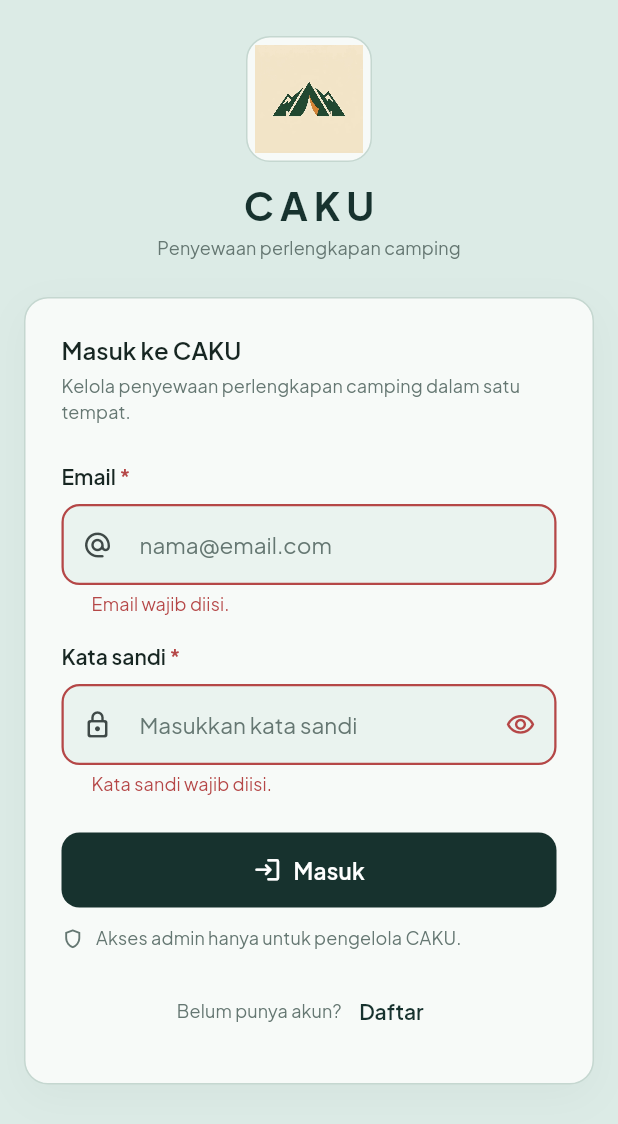
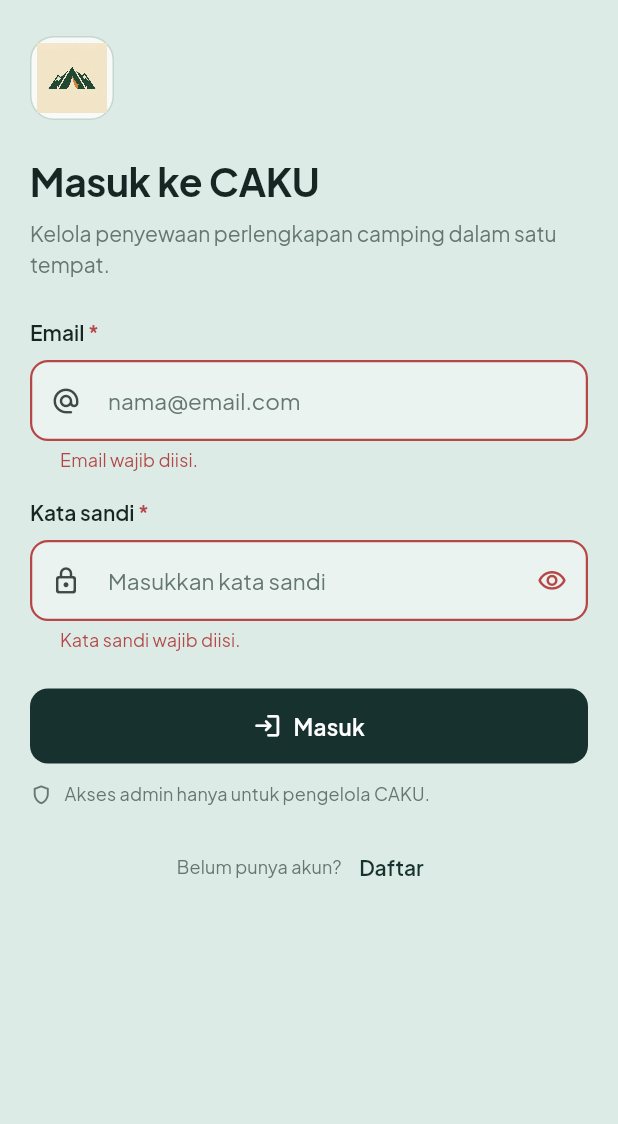
Before and after one commit to argottzz/Frontend-Caku, a Flutter app: the screen it shows after launch, after a tap on "Lewatkan", after a tap on "Masuk", on a phone screen of 412 x 824 dp. Shown: the top 1124 px of the screen. Run offline on Flutter 3.47's test engine with Material 3 defaults, Android fonts, the phone set to English and light mode, and no system bars; our stand-ins replace flutter_secure_storage, image_picker; accounts and stored records are empty.

Commit message:
feat(auth): restyle splash, onboarding, and auth screens
Flat mint splash with forest pattern, onboarding gradient retargeted to the new palette, and shared primary button replacing the local one.

```diff
--- a/lib/screens/auth/auth_shell.dart
+++ b/lib/screens/auth/auth_shell.dart
@@ -3,10 +3,12 @@ import 'package:flutter/material.dart';
 import '../../core/theme/app_colors.dart';
 import '../../core/theme/app_theme.dart';
 import '../../widgets/caku_logo.dart';
+import '../../widgets/forest_pattern.dart';
 import '../../widgets/layout.dart';
 
 /// Kerangka layar autentikasi: panel merek di layar lebar, header ringkas
-/// di ponsel.
+/// di ponsel. Form tampil langsung di atas latar bersih (tanpa kartu) agar
+/// judul dan isian menjadi fokus utama.
 class AuthShell extends StatelessWidget {
   const AuthShell({
     super.key,
@@ -50,9 +52,9 @@ class AuthShell extends StatelessWidget {
 
             return SingleChildScrollView(
               padding: const EdgeInsets.fromLTRB(
-                AppSpacing.lg,
+                AppSpacing.screen,
                 AppSpacing.xl,
-                AppSpacing.lg,
+                AppSpacing.screen,
                 AppSpacing.xxl,
               ),
               child: ResponsiveFrame(
@@ -62,7 +64,7 @@ class AuthShell extends StatelessWidget {
                   children: [
                     const _MobileBrandHeader(),
                     const SizedBox(height: AppSpacing.xl),
-                    _FormCard(
+                    _FormContent(
                       title: title,
                       subtitle: subtitle,
                       footer: footer,
@@ -84,19 +86,29 @@ class _BrandPanel extends StatelessWidget {
 
   @override
   Widget build(BuildContext context) {
-    return ColoredBox(
-      color: AppColors.forest,
-      child: Stack(
+    return Stack(
+      fit: StackFit.expand,
       children: [
-          Positioned(
-            top: -80,
-            right: -60,
-            child: _Glow(size: 260, opacity: 0.10),
+        Image.asset(
+          'asset/forest-header.jpg',
+          fit: BoxFit.cover,
+          filterQuality: FilterQuality.medium,
+          errorBuilder: (context, error, stack) =>
+              const ColoredBox(color: AppColors.forest),
         ),
-          Positioned(
-            bottom: -100,
-            left: -70,
-            child: _Glow(size: 300, opacity: 0.08),
+        const DecoratedBox(
+          decoration: BoxDecoration(
+            gradient: LinearGradient(
+              begin: Alignment.topCenter,
+              end: Alignment.bottomCenter,
+              colors: [Color(0xB310241F), Color(0xF210241F)],
+            ),
+          ),
+        ),
+        const Positioned.fill(
+          child: IgnorePointer(
+            child: ForestPattern(color: AppColors.sage, opacity: 0.12),
+          ),
         ),
         Padding(
           padding: const EdgeInsets.all(AppSpacing.xxl + AppSpacing.sm),
@@ -108,8 +120,10 @@ class _BrandPanel extends StatelessWidget {
               Text(
                 'Perlengkapan camping\nsiap menemani\npetualanganmu.',
                 style: Theme.of(context).textTheme.headlineLarge?.copyWith(
-                    color: AppColors.textOnDark,
+                  color: AppColors.white,
+                  fontSize: 28,
                   height: 1.25,
+                  fontWeight: FontWeight.w800,
                 ),
               ),
               const SizedBox(height: AppSpacing.xl),
@@ -129,33 +143,13 @@ class _BrandPanel extends StatelessWidget {
               Text(
                 'CAKU • Penyewaan perlengkapan camping',
                 style: Theme.of(context).textTheme.bodySmall?.copyWith(
-                    color: AppColors.cream.withValues(alpha: 0.75),
+                  color: AppColors.sageLight,
                 ),
               ),
             ],
           ),
         ),
       ],
-      ),
-    );
-  }
-}
-
-class _Glow extends StatelessWidget {
-  const _Glow({required this.size, required this.opacity});
-
-  final double size;
-  final double opacity;
-
-  @override
-  Widget build(BuildContext context) {
-    return Container(
-      width: size,
-      height: size,
-      decoration: BoxDecoration(
-        shape: BoxShape.circle,
-        color: AppColors.cream.withValues(alpha: opacity),
-      ),
     );
   }
 }
@@ -177,17 +171,17 @@ class _BrandPoint extends StatelessWidget {
             width: 26,
             height: 26,
             decoration: BoxDecoration(
-              color: AppColors.cream.withValues(alpha: 0.16),
+              color: AppColors.sage.withValues(alpha: 0.28),
               borderRadius: BorderRadius.circular(AppRadius.sm),
             ),
-            child: Icon(icon, size: 15, color: AppColors.cream),
+            child: Icon(icon, size: 15, color: AppColors.sageLight),
           ),
           const SizedBox(width: AppSpacing.md),
           Expanded(
             child: Text(
               text,
               style: Theme.of(context).textTheme.bodyMedium?.copyWith(
-                color: AppColors.cream.withValues(alpha: 0.92),
+                color: AppColors.sageLight,
               ),
             ),
           ),
@@ -197,29 +191,16 @@ class _BrandPoint extends StatelessWidget {
   }
 }
 
+/// Header merek ringkas di ponsel: hanya logo resmi (tidak ada ilustrasi
+/// tambahan karena asetnya memang tidak tersedia).
 class _MobileBrandHeader extends StatelessWidget {
   const _MobileBrandHeader();
 
   @override
   Widget build(BuildContext context) {
-    return Column(
-      children: [
-        const CakuLogo(size: 84, showFrame: true),
-        const SizedBox(height: AppSpacing.md),
-        Text(
-          'CAKU',
-          style: Theme.of(context).textTheme.headlineMedium?.copyWith(
-            color: AppColors.forest,
-            letterSpacing: 4,
-            fontSize: 26,
-          ),
-        ),
-        const SizedBox(height: AppSpacing.xs),
-        Text(
-          'Penyewaan perlengkapan camping',
-          style: Theme.of(context).textTheme.bodySmall,
-        ),
-      ],
+    return const Align(
+      alignment: Alignment.centerLeft,
+      child: CakuLogo(size: 56, showFrame: true),
     );
   }
 }
@@ -249,15 +230,11 @@ class _FormArea extends StatelessWidget {
       child: Center(
         child: ConstrainedBox(
           constraints: BoxConstraints(maxWidth: maxWidth),
-          child: Column(
-            crossAxisAlignment: CrossAxisAlignment.stretch,
-            children: [
-              _FormCard(title: title, subtitle: subtitle, child: child),
-              if (footer != null) ...[
-                const SizedBox(height: AppSpacing.lg),
-                footer!,
-              ],
-            ],
+          child: _FormContent(
+            title: title,
+            subtitle: subtitle,
+            footer: footer,
+            child: child,
           ),
         ),
       ),
@@ -265,8 +242,9 @@ class _FormArea extends StatelessWidget {
   }
 }
 
-class _FormCard extends StatelessWidget {
-  const _FormCard({
+/// Judul tebal + sub-judul muted, diikuti form dan tautan pindah halaman.
+class _FormContent extends StatelessWidget {
+  const _FormContent({
     required this.title,
     required this.subtitle,
     required this.child,
@@ -280,26 +258,20 @@ class _FormCard extends StatelessWidget {
 
   @override
   Widget build(BuildContext context) {
-    return Container(
-      padding: const EdgeInsets.all(AppSpacing.xl),
-      decoration: BoxDecoration(
-        color: AppColors.surface,
-        borderRadius: BorderRadius.circular(AppRadius.lg),
-        border: Border.all(color: AppColors.border),
-        boxShadow: [
-          BoxShadow(
-            color: AppColors.nearBlack.withValues(alpha: 0.04),
-            blurRadius: 24,
-            offset: const Offset(0, 8),
-          ),
-        ],
-      ),
-      child: Column(
+    return Column(
       crossAxisAlignment: CrossAxisAlignment.stretch,
       children: [
-          Text(title, style: Theme.of(context).textTheme.headlineSmall),
-          const SizedBox(height: AppSpacing.xs),
-          Text(subtitle, style: Theme.of(context).textTheme.bodySmall),
+        Text(
+          title,
+          style: Theme.of(context).textTheme.displayLarge,
+        ),
+        const SizedBox(height: AppSpacing.sm),
+        Text(
+          subtitle,
+          style: Theme.of(context).textTheme.bodyLarge?.copyWith(
+                color: AppColors.textSecondary,
+              ),
+        ),
         const SizedBox(height: AppSpacing.xl),
         child,
         if (footer != null) ...[
@@ -307,7 +279,6 @@ class _FormCard extends StatelessWidget {
           footer!,
         ],
       ],
-      ),
     );
   }
 }
--- a/lib/screens/auth/login_screen.dart
+++ b/lib/screens/auth/login_screen.dart
@@ -6,6 +6,7 @@ import '../../core/theme/app_theme.dart';
 import '../../core/utils/validators.dart';
 import '../../state/app_scope.dart';
 import '../../widgets/app_buttons.dart';
+import '../../widgets/feedback_dialog.dart';
 import '../../widgets/form_widgets.dart';
 import '../../widgets/state_views.dart';
 import 'auth_shell.dart';
@@ -58,10 +59,25 @@ class _LoginScreenState extends State<LoginScreen> {
         _banner = error.message;
       });
       _formKey.currentState?.validate();
+      showFeedbackDialog(
+        context,
+        title: 'Gagal masuk',
+        message: error.message,
+        success: false,
+        actionLabel: 'Coba lagi',
+      );
     } catch (error) {
       if (!mounted) return;
-      setState(() => _banner = 'Terjadi kesalahan. Silakan coba lagi.');
+      const message = 'Terjadi kesalahan. Silakan coba lagi.';
+      setState(() => _banner = message);
       debugPrint('Login error: $error');
+      showFeedbackDialog(
+        context,
+        title: 'Gagal masuk',
+        message: message,
+        success: false,
+        actionLabel: 'Coba lagi',
+      );
     } finally {
       if (mounted) setState(() => _loading = false);
     }
--- a/lib/screens/onboarding/onboarding_screen.dart
+++ b/lib/screens/onboarding/onboarding_screen.dart
@@ -5,8 +5,9 @@ import '../../core/theme/app_theme.dart';
 import '../../screens/auth/login_screen.dart';
 import '../../state/app_scope.dart';
 import '../../widgets/app_buttons.dart';
+import '../../widgets/forest_pattern.dart';
 
-/// Layar onboarding CAKU (3 halaman) sesuai design.md.
+/// Layar onboarding CAKU (3 halaman) sesuai `desain.md`.
 class OnboardingScreen extends StatefulWidget {
   const OnboardingScreen({super.key});
 
@@ -76,6 +77,10 @@ class _OnboardingScreenState extends State<OnboardingScreen> {
         total: _pages.length,
         onSkip: _finish,
         onNext: _next,
+        onBack: () => _controller.previousPage(
+          duration: const Duration(milliseconds: 300),
+          curve: Curves.easeOut,
+        ),
       );
     }
     return _BoxedOnboarding(
@@ -98,6 +103,7 @@ class _FullBleedOnboarding extends StatelessWidget {
     required this.total,
     required this.onSkip,
     required this.onNext,
+    required this.onBack,
   });
 
   final _OnboardingPage page;
@@ -105,10 +111,16 @@ class _FullBleedOnboarding extends StatelessWidget {
   final int total;
   final VoidCallback onSkip;
   final VoidCallback onNext;
+  final VoidCallback onBack;
 
   @override
   Widget build(BuildContext context) {
     final height = MediaQuery.sizeOf(context).height;
+    // Hero lebih tinggi dari 54% (desain) tetapi tidak melewati 60% agar ruang
+    // teks + CTA tetap lapang di layar pendek.
+    final heroHeight = height * 0.58;
+    final topInset = MediaQuery.of(context).padding.top;
+
     return Scaffold(
       backgroundColor: AppColors.background,
       body: Stack(
@@ -117,7 +129,7 @@ class _FullBleedOnboarding extends StatelessWidget {
             top: 0,
             left: 0,
             right: 0,
-            height: height * 0.54,
+            height: heroHeight,
             child: Image.asset(
               page.image,
               fit: BoxFit.cover,
@@ -127,46 +139,76 @@ class _FullBleedOnboarding extends StatelessWidget {
                 alignment: Alignment.center,
                 child: const Icon(
                   Icons.terrain_rounded,
-                  color: AppColors.gray,
+                  color: AppColors.textSecondary,
                   size: 48,
                 ),
               ),
             ),
           ),
+          // Overlay pinus: menggelapkan bawah foto agar teks putih dan transisi
+          // ke latar mint terbaca tanpa kehilangan nuansa hutan.
           Positioned(
             top: 0,
             left: 0,
             right: 0,
-            height: height * 0.54,
+            height: heroHeight + AppSpacing.xxl,
+            child: IgnorePointer(
               child: Container(
                 decoration: const BoxDecoration(
                   gradient: LinearGradient(
                     begin: Alignment.topCenter,
                     end: Alignment.bottomCenter,
-                  colors: [Colors.transparent, AppColors.background],
+                    stops: [0, 0.45, 0.72, 0.88, 1],
+                    colors: [
+                      Color(0x5910241F),
+                      Color(0x2610241F),
+                      Color(0xB310241F),
+                      Color(0xE6DCEBE6),
+                      AppColors.background,
+                    ],
                   ),
                 ),
               ),
             ),
+          ),
+          const Positioned.fill(
+            child: IgnorePointer(
+              child: ForestPattern(color: AppColors.forest, opacity: 0.05),
+            ),
+          ),
+          // Bar aksi atas: kembali (halaman 2 ke atas) di kiri, lewatkan di kanan.
           Positioned(
-            top: AppSpacing.sm,
+            top: topInset + AppSpacing.sm,
+            left: AppSpacing.screen,
             right: AppSpacing.screen,
-            child: Container(
+            child: Row(
+              children: [
+                if (index > 0)
+                  _CircleTopButton(
+                    icon: Icons.arrow_back_rounded,
+                    tooltip: 'Kembali',
+                    onTap: onBack,
+                  ),
+                const Spacer(),
+                Container(
                   decoration: BoxDecoration(
-                color: AppColors.white.withValues(alpha: 0.85),
+                    color: AppColors.white.withValues(alpha: 0.92),
                     borderRadius: BorderRadius.circular(AppRadius.pill),
                   ),
                   child: TextButton(
                     onPressed: onSkip,
                     style: TextButton.styleFrom(
-                  foregroundColor: AppColors.textPrimary,
+                      foregroundColor: AppColors.forest,
                       padding: const EdgeInsets.symmetric(
-                    horizontal: AppSpacing.md,
+                        horizontal: AppSpacing.lg,
                         vertical: AppSpacing.xs,
                       ),
+                      minimumSize: const Size(44, 36),
                     ),
                     child: const Text('Lewatkan'),
                   ),
+                ),
+              ],
             ),
           ),
           Align(
@@ -186,18 +228,20 @@ class _FullBleedOnboarding extends StatelessWidget {
                       title: page.title,
                       keyword: page.keyword,
                     ),
-                    const SizedBox(height: AppSpacing.sm + 4),
+                    const SizedBox(height: AppSpacing.md),
                     Text(
                       page.body,
                       textAlign: TextAlign.center,
                       style: Theme.of(context).textTheme.bodyLarge?.copyWith(
                             color: AppColors.textSecondary,
+                            height: 1.6,
                           ),
                     ),
                     const SizedBox(height: AppSpacing.xl),
                     _Dots(index: index, total: total),
-                    const SizedBox(height: AppSpacing.xl),
+                    const SizedBox(height: AppSpacing.xxl),
                     PrimaryButton(
+                      // Teks sama persis dengan CTA halaman 2.
                       label: 'Lanjut',
                       onPressed: onNext,
                     ),
@@ -207,6 +251,39 @@ class _FullBleedOnboarding extends StatelessWidget {
             ),
           ),
         ],
+      ),
+    );
+  }
+}
+
+/// Tombol lingkaran kecil di atas hero (tombol kembali halaman 1–2).
+class _CircleTopButton extends StatelessWidget {
+  const _CircleTopButton({
+    required this.icon,
+    required this.tooltip,
+    required this.onTap,
+  });
+
+  final IconData icon;
+  final String tooltip;
+  final VoidCallback onTap;
+
+  @override
+  Widget build(BuildContext context) {
+    return Material(
+      color: AppColors.white.withValues(alpha: 0.92),
+      shape: const CircleBorder(),
+      child: InkWell(
+        customBorder: const CircleBorder(),
+        onTap: onTap,
+        child: Tooltip(
+          message: tooltip,
+          child: SizedBox(
+            width: 40,
+            height: 40,
+            child: Icon(icon, size: 20, color: AppColors.forest),
+          ),
+        ),
       ),
     );
   }
@@ -255,7 +332,7 @@ class _BoxedOnboarding extends StatelessWidget {
                               alignment: Alignment.center,
                               child: const Icon(
                                 Icons.terrain_rounded,
-                                color: AppColors.gray,
+                                color: AppColors.textSecondary,
                                 size: 48,
                               ),
                             ),
@@ -281,7 +358,7 @@ class _BoxedOnboarding extends StatelessWidget {
               ),
               _Dots(index: index, total: total),
               const SizedBox(height: AppSpacing.xl),
-              AccentButton(
+              PrimaryButton(
                 label: 'Mulai',
                 onPressed: onFinish,
               ),
@@ -381,51 +458,3 @@ class _OnboardingPage {
   final String image;
   final bool fullBleed;
 }
-
-/// Accent pill button (Coral Ember) untuk CTA sorotan.
-class AccentButton extends StatelessWidget {
-  const AccentButton({
-    super.key,
-    required this.label,
-    required this.onPressed,
-    this.loading = false,
-    this.expand = true,
-  });
-
-  final String label;
-  final VoidCallback? onPressed;
-  final bool loading;
-  final bool expand;
-
-  @override
-  Widget build(BuildContext context) {
-    final button = FilledButton(
-      onPressed: loading ? null : onPressed,
-      style: FilledButton.styleFrom(
-        backgroundColor: AppColors.orange,
-        foregroundColor: AppColors.textOnOrange,
-        disabledBackgroundColor: AppColors.disabledSurface,
-        disabledForegroundColor: AppColors.disabledText,
-        minimumSize: const Size(44, 50),
-        padding: const EdgeInsets.symmetric(horizontal: AppSpacing.xl),
-        shape: RoundedRectangleBorder(
-          borderRadius: BorderRadius.circular(AppRadius.md),
-        ),
-      ),
-      child: loading
-          ? const SizedBox(
-              width: 20,
-              height: 20,
-              child: CircularProgressIndicator(
-                strokeWidth: 2.2,
-                color: AppColors.textOnOrange,
-              ),
-            )
-          : Text(label),
-    );
-
-    return expand
-        ? SizedBox(width: double.infinity, height: 50, child: button)
-        : SizedBox(height: 50, child: button);
-  }
-}
--- a/lib/screens/splash_screen.dart
+++ b/lib/screens/splash_screen.dart
@@ -2,6 +2,7 @@ import 'package:flutter/material.dart';
 
 import '../core/theme/app_colors.dart';
 import '../widgets/caku_logo.dart';
+import '../widgets/forest_pattern.dart';
 
 class SplashScreen extends StatefulWidget {
   const SplashScreen({super.key});
@@ -40,7 +41,14 @@ class _SplashScreenState extends State<SplashScreen>
   Widget build(BuildContext context) {
     return Scaffold(
       backgroundColor: AppColors.background,
-      body: SafeArea(
+      body: DecoratedBox(
+        decoration: const BoxDecoration(color: AppColors.background),
+        child: Stack(
+          children: [
+            const Positioned.fill(
+              child: IgnorePointer(child: ForestPattern(opacity: 0.35)),
+            ),
+            SafeArea(
               child: FadeTransition(
                 opacity: _fade,
                 child: ScaleTransition(
@@ -52,28 +60,43 @@ class _SplashScreenState extends State<SplashScreen>
                           mainAxisAlignment: MainAxisAlignment.center,
                           children: [
                             Container(
-                        width: 84,
-                        height: 84,
+                              width: 92,
+                              height: 92,
                               decoration: BoxDecoration(
-                          color: AppColors.forestSurface,
-                          borderRadius: BorderRadius.circular(42),
+                                color: AppColors.surface,
+                                borderRadius: BorderRadius.circular(46),
+                                border: Border.all(color: AppColors.border),
+                                boxShadow: const [
+                                  BoxShadow(
+                                    color: Color(0x1A17322E),
+                                    blurRadius: 24,
+                                    offset: Offset(0, 8),
+                                  ),
+                                ],
                               ),
                               alignment: Alignment.center,
-                        child: const CakuLogo(size: 48, showFrame: false),
+                              child: const CakuLogo(size: 52, showFrame: false),
                             ),
-                      const SizedBox(height: 16),
+                            const SizedBox(height: 20),
                             Text(
                               'CAKU',
-                        style: Theme.of(context).textTheme.headlineLarge?.copyWith(
+                              style: Theme.of(context)
+                                  .textTheme
+                                  .displayLarge
+                                  ?.copyWith(
                                     color: AppColors.forest,
-                              letterSpacing: -0.3,
+                                    letterSpacing: 6,
+                                    fontWeight: FontWeight.w800,
                                   ),
                             ),
                             const SizedBox(height: 6),
                             Text(
                               'Explore More, Worry Less.',
                               textAlign: TextAlign.center,
-                        style: Theme.of(context).textTheme.bodyLarge?.copyWith(
+                              style: Theme.of(context)
+                                  .textTheme
+                                  .bodyLarge
+                                  ?.copyWith(
                                     color: AppColors.textSecondary,
                                   ),
                             ),
@@ -100,6 +123,9 @@ class _SplashScreenState extends State<SplashScreen>
                 ),
               ),
             ),
+          ],
+        ),
+      ),
     );
   }
 }
```
Also changed, not shown: lib/screens/auth/register_screen.dart (+17 -1 lines). Lines whose indentation alone changed are shown as unchanged.
